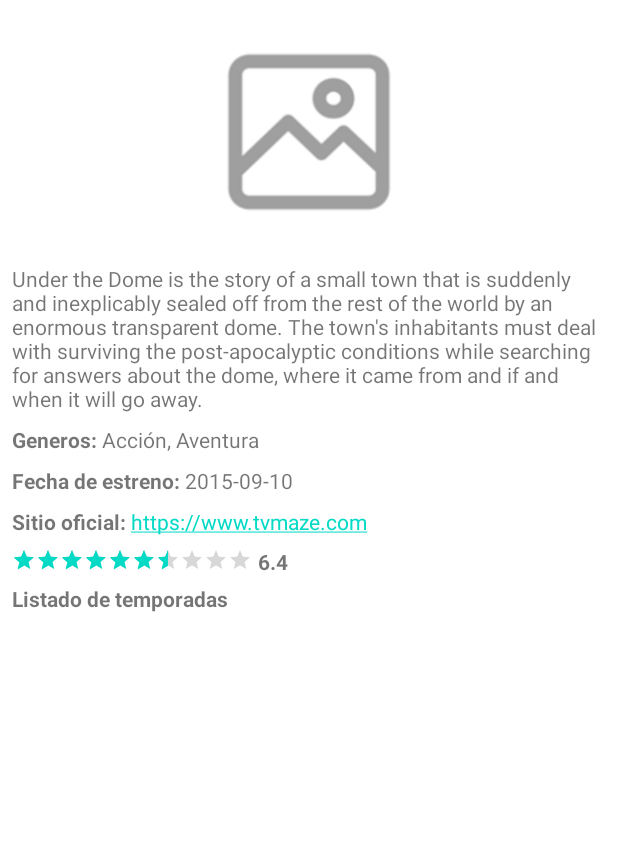
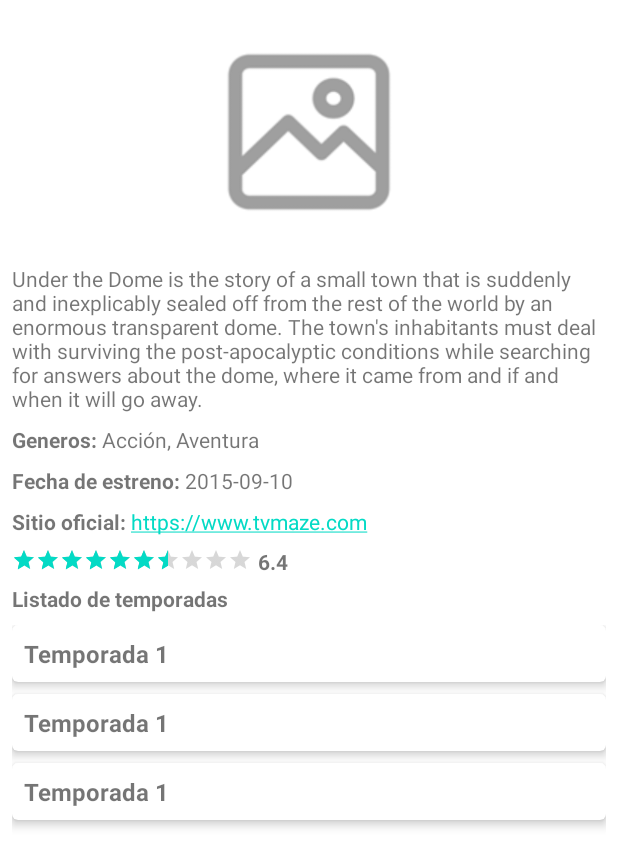
Before and after one commit to AdanLM/Series, an Android app: the layout activity_detail_show.xml on its own in the app's theme, with its tools: preview values and no code run, on a phone screen of 412 x 824 dp. Shown: the top 867 px of the screen. Run offline under Robolectric (Android 15) with nearby library versions, the phone set to English and light mode, and no system bars; network calls fail.

Commit message:
Show Seasons by id Show

```diff
--- a/app/src/main/java/com/adanlm/series/data/ShowsRepository.java
+++ b/app/src/main/java/com/adanlm/series/data/ShowsRepository.java
@@ -1,5 +1,6 @@
 package com.adanlm.series.data;
 
+import com.adanlm.series.data.model.Season;
 import com.adanlm.series.data.model.Show;
 import com.adanlm.series.data.remote.EndPoints;
 
@@ -18,4 +19,8 @@ public class ShowsRepository {
     public Single<List<Show>> getAllShows() {
         return endPoints.getAllShows();
     }
+
+    public Single<List<Season>> getAllSeasonByShow(int idShow) {
+        return endPoints.getSeasonByShows(idShow);
+    }
 }
--- a/app/src/main/java/com/adanlm/series/data/remote/EndPoints.java
+++ b/app/src/main/java/com/adanlm/series/data/remote/EndPoints.java
@@ -1,15 +1,20 @@
 package com.adanlm.series.data.remote;
 
 
+import com.adanlm.series.data.model.Season;
 import com.adanlm.series.data.model.Show;
 
 import java.util.List;
 
 import io.reactivex.Single;
 import retrofit2.http.GET;
+import retrofit2.http.Path;
 
 public interface EndPoints {
 
     @GET("shows")
     Single<List<Show>> getAllShows();
+
+    @GET("shows/{idShow}/seasons")
+    Single<List<Season>> getSeasonByShows(@Path("idShow") int idShow);
 }
--- a/app/src/main/java/com/adanlm/series/ui/main/MainPresenter.java
+++ b/app/src/main/java/com/adanlm/series/ui/main/MainPresenter.java
@@ -63,7 +63,7 @@ public class MainPresenter implements MainContract.Presenter {
 
                     @Override
                     public void onError(@NonNull Throwable e) {
-                        Log.d(TAG, "onError: ");
+                        Log.d(TAG, "onError: " + e.getMessage());
                     }
                 });
     }
--- a/app/src/main/res/layout/activity_detail_show.xml
+++ b/app/src/main/res/layout/activity_detail_show.xml
@@ -123,12 +123,13 @@
         android:textStyle="bold" />
 
     <androidx.recyclerview.widget.RecyclerView
-        android:id="@+id/show_list"
+        android:id="@+id/show_list_season"
         android:layout_width="match_parent"
         android:layout_height="match_parent"
         android:layout_below="@id/lbl_list_seasons"
         android:layout_marginTop="8dp"
         android:orientation="vertical"
+        tools:listitem="@layout/item_season"
         app:layoutManager="androidx.recyclerview.widget.LinearLayoutManager" />
 
 
--- /dev/null
+++ b/app/src/main/res/layout/item_season.xml
@@ -0,0 +1,20 @@
+<?xml version="1.0" encoding="utf-8"?>
+<androidx.cardview.widget.CardView xmlns:android="http://schemas.android.com/apk/res/android"
+    xmlns:app="http://schemas.android.com/apk/res-auto"
+    xmlns:tools="http://schemas.android.com/tools"
+    android:layout_width="match_parent"
+    android:layout_height="wrap_content"
+    android:layout_marginBottom="8dp"
+    app:cardCornerRadius="4dp"
+    app:cardElevation="4dp">
+
+    <TextView
+        android:id="@+id/txt_detail_season"
+        android:layout_width="wrap_content"
+        android:layout_height="wrap_content"
+        android:layout_margin="8dp"
+        android:textSize="16sp"
+        android:textStyle="bold"
+        tools:text="Temporada 1" />
+
+</androidx.cardview.widget.CardView>
```
Also changed, not shown: app/src/main/java/com/adanlm/series/data/model/Season.java (added, +28 -0 lines), app/src/main/java/com/adanlm/series/ui/adapters/SeasonAdapter.java (added, +84 -0 lines), app/src/main/java/com/adanlm/series/ui/detailshow/DetailShowActivity.java (+17 -0 lines), app/src/main/java/com/adanlm/series/ui/detailshow/DetailShowContract.java (+10 -0 lines), app/src/main/java/com/adanlm/series/ui/detailshow/DetailShowModule.java (+8 -0 lines), app/src/main/java/com/adanlm/series/ui/detailshow/DetailShowPresenter.java (+49 -6 lines).
